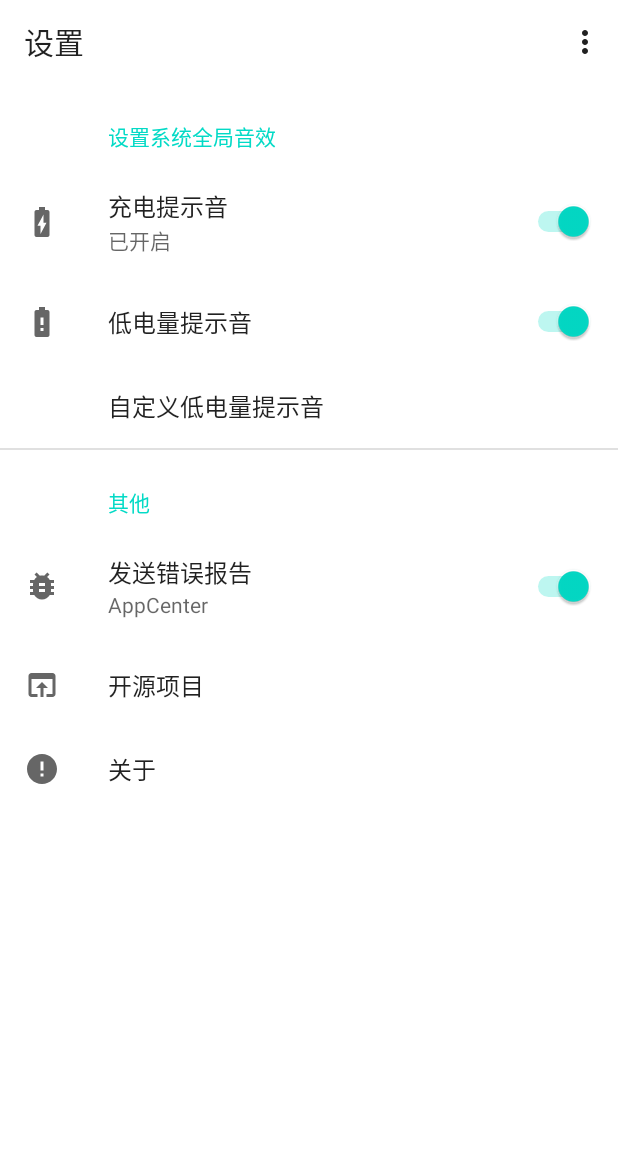
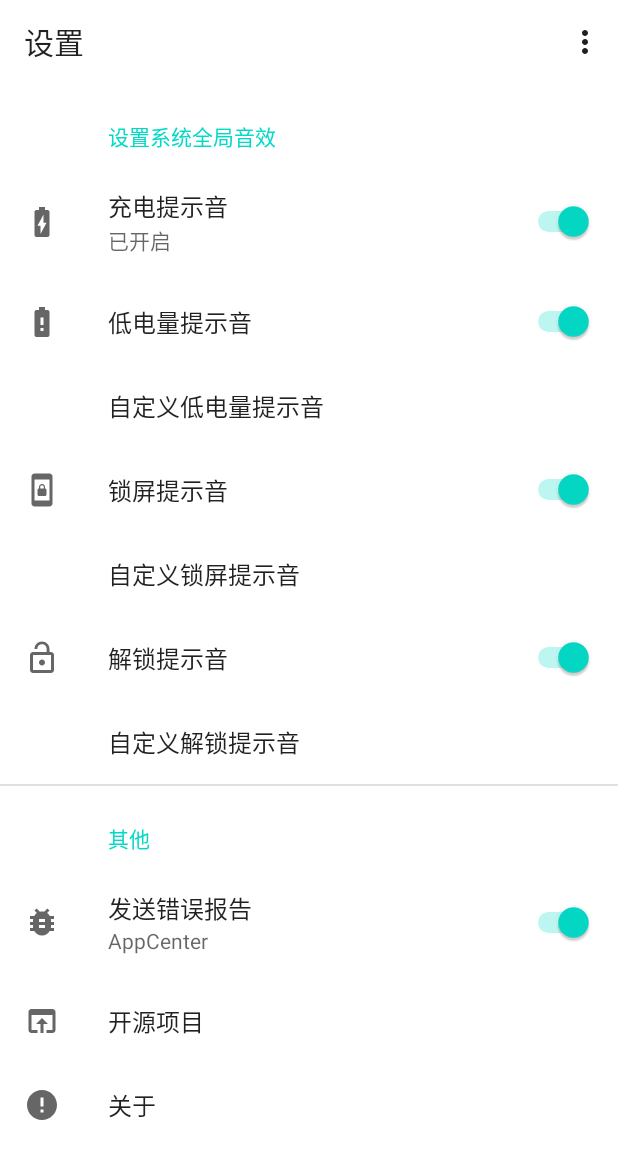
Before and after one commit to sbmatch/uninstallBlackForUserApps, an Android app: the fragment SettingFragment placed in its activity, on a phone screen of 412 x 824 dp. Shown: the top 1159 px of the screen. Run offline under Robolectric (Android 15) with nearby library versions, the phone set to English and light mode, and no system bars; our stand-ins replace AdMob, androidx.preference; libraries missing offline, so code that uses them is left out: com.blankj.utilcode, com.microsoft.appcenter, rikka.shizuku; pictures from the network do not load; 5 statements that could not run were skipped.

Commit message:
modified:   .idea/misc.xml 	modified:   app/release/app-release.apk 	modified:   app/src/main/java/com/ma/powersoundswitch/MainActivity.java 	modified:   app/src/main/java/com/ma/powersoundswitch/fragment/SettingFragment.java 	new file:   app/src/main/res/drawable/ic_baseline_lock_open_24.xml 	new file:   app/src/main/res/drawable/ic_baseline_screen_lock_portrait_24.xml 	modified:   app/src/main/res/values/strings.xml 	modified:   app/src/main/res/xml/preferences_settings.xml

```diff
--- a/app/src/main/java/com/ma/powersoundswitch/MainActivity.java
+++ b/app/src/main/java/com/ma/powersoundswitch/MainActivity.java
@@ -319,7 +319,8 @@ public class MainActivity extends AppCompatActivity implements Shizuku.OnRequest
             textview2.setVisibility(View.GONE);
             //ShellUtils.execCmd("sh "+ PathUtils.getInternalAppDataPath()+"/files/rish -c "+"\"pm grant com.ma.powersoundswitch "+ Manifest.permission.WRITE_SECURE_SETTINGS+ "\" &",false);
             checkPermissionStatus(Manifest.permission.WRITE_SECURE_SETTINGS);
-               }else {
+
+        }else {
 
             try {
                 new AlertDialog.Builder(this)
--- a/app/src/main/java/com/ma/powersoundswitch/fragment/SettingFragment.java
+++ b/app/src/main/java/com/ma/powersoundswitch/fragment/SettingFragment.java
@@ -29,6 +29,7 @@ import com.blankj.utilcode.util.ActivityUtils;
 import com.blankj.utilcode.util.AppUtils;
 import com.blankj.utilcode.util.ClickUtils;
 import com.blankj.utilcode.util.ClipboardUtils;
+import com.blankj.utilcode.util.DeviceUtils;
 import com.blankj.utilcode.util.FileUtils;
 import com.blankj.utilcode.util.LogUtils;
 import com.blankj.utilcode.util.PathUtils;
@@ -63,7 +64,7 @@ public class SettingFragment extends PreferenceFragmentCompat implements Prefere
 
     private ContentResolver cr;
 
-    private Preference p,p1,p2,p3,p4,p5;
+    private Preference about,AppCanter,开源,电源音,低电量音,自定义低电量音路径,锁屏音,锁屏音路径,解锁音,解锁音路径;
 
     private SharedPreferences sp;
     private SharedPreferences.Editor editor;
@@ -78,20 +79,28 @@ public class SettingFragment extends PreferenceFragmentCompat implements Prefere
         super.onCreate(savedInstanceState);
         viewModel = new ViewModelProvider(requireActivity()).get(mViewModel.class); // 实例化发送端
 
-        p = findPreference("about");
-        p1 =findPreference("power_sound");
-        p2 = findPreference("low_battery_sound");
-        p3 =findPreference("appcanter");
-        p4 = findPreference("opensource");
-        p5 = findPreference("low_battery_sound_path");
+        about = findPreference("about");
+        AppCanter =findPreference("appcanter");
+        开源 = findPreference("opensource");
+        电源音 =findPreference("power_sound");
+        低电量音 = findPreference("low_battery_sound");
+        自定义低电量音路径 = findPreference("low_battery_sound_path");
+        锁屏音 = findPreference("lock_sound");
+        锁屏音路径 = findPreference("lock_sound_path");
+        解锁音 = findPreference("unlock_sound");
+        解锁音路径 = findPreference("unlock_sound_path");
 
 
-        p.setOnPreferenceClickListener(this);
-        p1.setOnPreferenceChangeListener(this);
-        p2.setOnPreferenceChangeListener(this);
-        p3.setOnPreferenceChangeListener(this);
-        p4.setOnPreferenceClickListener(this);
-        p5.setOnPreferenceClickListener(this);
+        about.setOnPreferenceClickListener(this);
+        AppCanter.setOnPreferenceChangeListener(this);
+        开源.setOnPreferenceClickListener(this);
+        电源音.setOnPreferenceChangeListener(this);
+        低电量音.setOnPreferenceChangeListener(this);
+        自定义低电量音路径.setOnPreferenceClickListener(this);
+        锁屏音.setOnPreferenceChangeListener(this);
+        锁屏音路径.setOnPreferenceClickListener(this);
+        解锁音.setOnPreferenceChangeListener(this);
+        解锁音路径.setOnPreferenceClickListener(this);
 
         sp = requireContext().getSharedPreferences("status",MODE_PRIVATE);
         editor = requireContext().getSharedPreferences("status",MODE_PRIVATE).edit();
@@ -117,9 +126,7 @@ public class SettingFragment extends PreferenceFragmentCompat implements Prefere
             //LogUtils.e("sh "+PathUtils.getInternalAppDataPath()+"/files/rish -c "+"\"pm grant com.ma.powersoundswitch "+Manifest.permission.WRITE_SECURE_SETTINGS+ "\" &",false) ;
         }
 
-       /* if (ContextCompat.checkSelfPermission(requireContext(),Manifest.permission.WRITE_SECURE_SETTINGS) != 0) {
-            p1.setEnabled(false);
-        }*/
+        saveConfigInfo(); //初始化系统默认值
 
     }
 
@@ -165,16 +172,22 @@ public class SettingFragment extends PreferenceFragmentCompat implements Prefere
         if (ContextCompat.checkSelfPermission(requireContext(),permission) != 0) {
             LogUtils.e(permission+" 未授权");
             ShellUtils.execCmd("sh "+PathUtils.getInternalAppDataPath()+"/files/rish -c "+"\"pm grant com.ma.powersoundswitch "+Manifest.permission.WRITE_SECURE_SETTINGS+ "\" &",false);
-            editor.putString("low_battery_sound",Settings.Global.getString(cr, "low_battery_sound")).commit();
         }else {
-            editor.putString("low_battery_sound",Settings.Global.getString(cr, "low_battery_sound")).commit();
-            LogUtils.i("已备份默认数据"+sp.getString("low_battery_sound",""));
-            p2.setSummary("当前是系统默认值");
+            LogUtils.i("已备份默认数据"+sp.getAll());
         }
         return ContextCompat.checkSelfPermission(requireContext(),permission);
     }
 
 
+    private void saveConfigInfo(){
+        switch (RomUtils.getRomInfo().getName()){
+            case "xiaomi":
+                editor.putString("low_battery_sound_path","/system/media/audio/ui/LowBattery.ogg").commit();
+                editor.putString("lock_sound_path","/system/media/audio/ui/Lock.ogg").commit();
+                editor.putString("unlock_sound_path","/system/media/audio/ui/Unlock.ogg").commit();
+                break;
+        }
+    }
 
     @Override
     public void onSaveInstanceState(@NonNull Bundle outState) {
@@ -190,13 +203,33 @@ public class SettingFragment extends PreferenceFragmentCompat implements Prefere
     public boolean onPreferenceClick(Preference preference) {
         switch (preference.getKey()){
             case "low_battery_sound_path":
-                Intent i = new Intent(Intent.ACTION_GET_CONTENT).setType("audio/ogg").addCategory(Intent.CATEGORY_OPENABLE);
-                startActivityForResult(i, 66);
+                ToastUtils.showShort("请选择ogg格式文件");
+                startActivityForResult(new Intent(Intent.ACTION_GET_CONTENT).setType("audio/ogg").addCategory(Intent.CATEGORY_OPENABLE), 66);
                 viewModel.getCallString().observe(this, s -> {
-                    p2.setSummary(s);
-                    p2.setDefaultValue("true");
-                        Settings.Global.putString(cr, "low_battery_sound",s);
-                        ToastUtils.showShort(getString(R.string.low_battery_sound) + "已设置为\n" + s);
+                    自定义低电量音路径.setSummary(s);
+                    //p2.setDefaultValue("true");
+                    Settings.Global.putString(cr, "low_battery_sound",s);
+                    ToastUtils.showShort(getString(R.string.low_battery_sound) + "已设置为\n" + s);
+                });
+                break;
+            case "lock_sound_path":
+                ToastUtils.showShort("请选择ogg格式文件");
+                startActivityForResult(new Intent(Intent.ACTION_GET_CONTENT).setType("audio/ogg").addCategory(Intent.CATEGORY_OPENABLE), 666);
+                viewModel.getCallString().observe(this, s -> {
+                    锁屏音路径.setSummary(s);
+                   // p7.setDefaultValue("true");
+                    Settings.Global.putString(cr, "lock_sound",s);
+                    ToastUtils.showShort(getString(R.string.lock_sound) + "已设置为\n" + s);
+                });
+                break;
+            case "unlock_sound_path":
+                ToastUtils.showShort("请选择ogg格式文件");
+                startActivityForResult(new Intent(Intent.ACTION_GET_CONTENT).setType("audio/ogg").addCategory(Intent.CATEGORY_OPENABLE), 6666);
+                viewModel.getCallString().observe(this, s -> {
+                    解锁音路径.setSummary(s);
+                    //p9.setDefaultValue("true");
+                    Settings.Global.putString(cr, "unlock_sound",s);
+                    ToastUtils.showShort(getString(R.string.unlock_sound) + "已设置为\n" + s);
                 });
                 break;
             case "opensource":
@@ -236,24 +269,57 @@ public class SettingFragment extends PreferenceFragmentCompat implements Prefere
                                 Settings.Global.putInt(cr, "power_sounds_enabled", 0);
                                 //ShellUtils.execCmd("sh "+PathUtils.getInternalAppDataPath()+"/files/rish -c "+"\"settings put global power_sounds_enabled 0\" &",false);
                             }
-
                         LogUtils.e("电源音状态：" + Settings.Global.getString(cr, "power_sounds_enabled"));
                         break;
                     case "low_battery_sound":
                         LogUtils.i(preference.getKey()+" is "+newValue);
                         if (((boolean) newValue)) {
                             ToastUtils.showShort(getString(R.string.low_battery_sound) + "已设置为\n" + Settings.Global.getString(cr, "low_battery_sound"));
-
-                            viewModel.getCallString().observe(this, s -> {
+                            /*viewModel.getCallString().observe(this, s -> {
                                 Settings.Global.putString(cr, "low_battery_sound", s);
                                 p2.setSummary(s);
                                 ToastUtils.showShort(getString(R.string.low_battery_sound) + "已设置为\n" + s);
-                            });
+                            });*/
+                            自定义低电量音路径.setSummary(Settings.Global.getString(cr, "low_battery_sound"));
 
                         }else {
                             Settings.Global.putString(cr, "low_battery_sound",sp.getString("low_battery_sound",""));
-                            p2.setSummary("当前是系统默认值");
+                            自定义低电量音路径.setSummary("当前是系统默认值");
                             ToastUtils.showShort("已恢复为默认值");
+                        }
+                        break;
+                    case "lock_sound":
+                        LogUtils.i(preference.getKey()+" is "+newValue);
+                        if (((boolean) newValue)) {
+
+                            ToastUtils.showShort(getString(R.string.lock_sound) + "已设置为\n" + Settings.Global.getString(cr, "lock_sound"));
+                            锁屏音路径.setSummary(Settings.Global.getString(cr, "lock_sound"));
+
+                        }else {
+                            Settings.Global.putString(cr, "lock_sound",sp.getString("lock_sound_path",""));
+                            锁屏音路径.setSummary("当前是系统默认值");
+                            ToastUtils.showShort("已恢复为默认值");
+                            LogUtils.i("已恢复为默认值"+sp.getString("lock_sound_path",""));
+                        }
+                        break;
+                    case "unlock_sound":
+                        LogUtils.i(preference.getKey()+" is "+newValue);
+                        if (((boolean) newValue)) {
+
+                            ToastUtils.showShort(getString(R.string.lock_sound) + "已设置为\n" + Settings.Global.getString(cr, "unlock_sound"));
+                            解锁音路径.setSummary(Settings.Global.getString(cr, "unlock_sound"));
+
+                            /*viewModel.getCallString().observe(this, s -> {
+                                Settings.Global.putString(cr, "unlock_sound", s);
+                                p9.setSummary(s);
+                                ToastUtils.showShort(getString(R.string.low_battery_sound) + "已设置为\n" + s);
+                            });*/
+
+                        }else {
+                            Settings.Global.putString(cr, "unlock_sound",sp.getString("unlock_sound_path",""));
+                            解锁音路径.setSummary("当前是系统默认值");
+                            ToastUtils.showShort("已恢复为默认值");
+                            LogUtils.i("已恢复为默认值"+sp.getString("unlock_sound",""));
                         }
                         break;
                     case "appcanter":
--- /dev/null
+++ b/app/src/main/res/drawable/ic_baseline_lock_open_24.xml
@@ -0,0 +1,10 @@
+<vector xmlns:android="http://schemas.android.com/apk/res/android"
+    android:width="24dp"
+    android:height="24dp"
+    android:viewportWidth="24"
+    android:viewportHeight="24"
+    android:tint="?attr/colorControlNormal">
+  <path
+      android:fillColor="@android:color/white"
+      android:pathData="M12,17c1.1,0 2,-0.9 2,-2s-0.9,-2 -2,-2 -2,0.9 -2,2 0.9,2 2,2zM18,8h-1L17,6c0,-2.76 -2.24,-5 -5,-5S7,3.24 7,6h1.9c0,-1.71 1.39,-3.1 3.1,-3.1 1.71,0 3.1,1.39 3.1,3.1v2L6,8c-1.1,0 -2,0.9 -2,2v10c0,1.1 0.9,2 2,2h12c1.1,0 2,-0.9 2,-2L20,10c0,-1.1 -0.9,-2 -2,-2zM18,20L6,20L6,10h12v10z"/>
+</vector>
--- /dev/null
+++ b/app/src/main/res/drawable/ic_baseline_screen_lock_portrait_24.xml
@@ -0,0 +1,10 @@
+<vector xmlns:android="http://schemas.android.com/apk/res/android"
+    android:width="24dp"
+    android:height="24dp"
+    android:viewportWidth="24"
+    android:viewportHeight="24"
+    android:tint="?attr/colorControlNormal">
+  <path
+      android:fillColor="@android:color/white"
+      android:pathData="M10,16h4c0.55,0 1,-0.45 1,-1v-3c0,-0.55 -0.45,-1 -1,-1v-1c0,-1.11 -0.9,-2 -2,-2 -1.11,0 -2,0.9 -2,2v1c-0.55,0 -1,0.45 -1,1v3c0,0.55 0.45,1 1,1zM10.8,10c0,-0.66 0.54,-1.2 1.2,-1.2 0.66,0 1.2,0.54 1.2,1.2v1h-2.4v-1zM17,1L7,1c-1.1,0 -2,0.9 -2,2v18c0,1.1 0.9,2 2,2h10c1.1,0 2,-0.9 2,-2L19,3c0,-1.1 -0.9,-2 -2,-2zM17,19L7,19L7,5h10v14z"/>
+</vector>
--- a/app/src/main/res/values/strings.xml
+++ b/app/src/main/res/values/strings.xml
@@ -16,6 +16,10 @@
     <string name="power_sound">充电提示音</string>
     <string name="low_battery_sound">低电量提示音</string>
     <string name="low_battery_sound_path">自定义低电量提示音</string>
+    <string name="lock_sound">锁屏提示音</string>
+    <string name="unlock_sound">解锁提示音</string>
+    <string name="lock_sound_path">自定义锁屏提示音</string>
+    <string name="unlock_sound_path">自定义解锁提示音</string>
     <string name="appcenter">发送错误报告</string>
     <string name="acinfo">AppCenter</string>
     <string name="hello_first_fragment">Hello first fragment</string>
--- a/app/src/main/res/xml/preferences_settings.xml
+++ b/app/src/main/res/xml/preferences_settings.xml
@@ -21,13 +21,26 @@
     app:allowDividerAbove="false"
     app:allowDividerBelow="false">
 
-    <PreferenceCategory app:title="设置系统全局音效" >
+    <PreferenceCategory app:title="设置系统全局音效">
         <SwitchPreference app:key="power_sound" app:title="@string/power_sound" app:defaultValue="true" app:icon="@drawable/ic_baseline_battery_charging_full_24" app:summaryOn="已开启" app:summaryOff="已禁用"/>
         <SwitchPreference app:key="low_battery_sound" app:title="@string/low_battery_sound" app:defaultValue="true" app:icon="@drawable/ic_baseline_battery_alert_24"/>
         <PreferenceScreen
             android:key="low_battery_sound_path"
             app:title="@string/low_battery_sound_path">
         </PreferenceScreen>
+
+        <SwitchPreference app:key="lock_sound" app:title="@string/lock_sound" app:defaultValue="true" app:icon="@drawable/ic_baseline_screen_lock_portrait_24"/>
+        <PreferenceScreen
+            android:key="lock_sound_path"
+            app:title="@string/lock_sound_path">
+        </PreferenceScreen>
+
+        <SwitchPreference app:key="unlock_sound" app:title="@string/unlock_sound" app:defaultValue="true" app:icon="@drawable/ic_baseline_lock_open_24"/>
+        <PreferenceScreen
+            android:key="unlock_sound_path"
+            app:title="@string/unlock_sound_path">
+        </PreferenceScreen>
+
     </PreferenceCategory>
 
     <PreferenceCategory app:title="@string/other">
```
